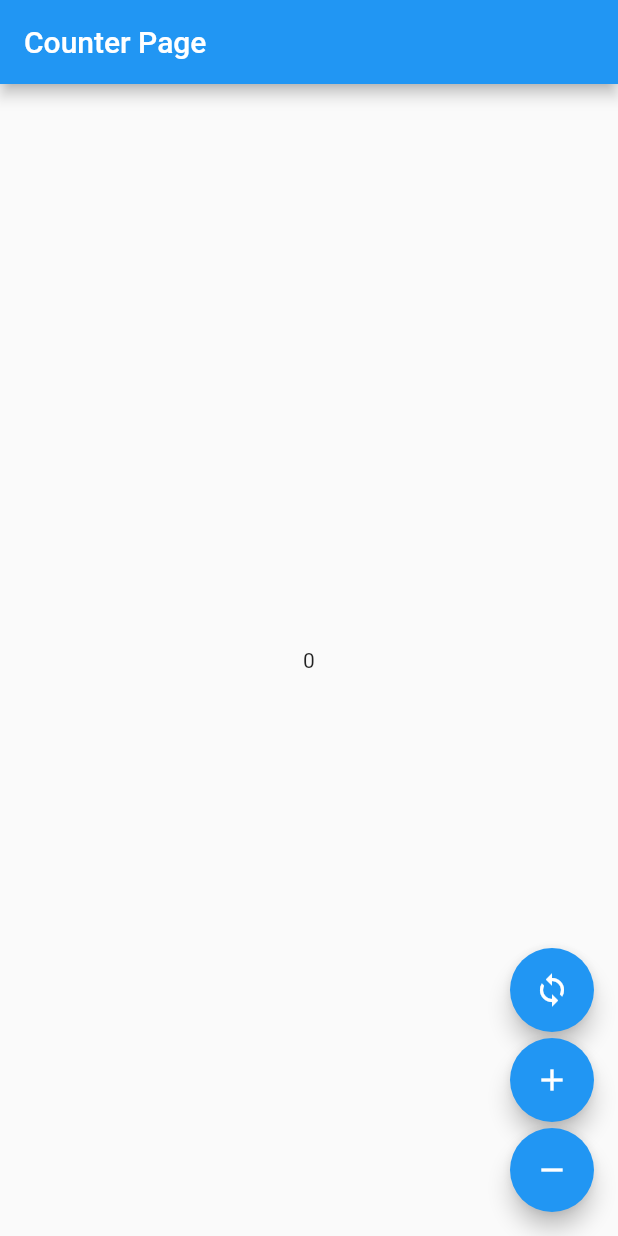
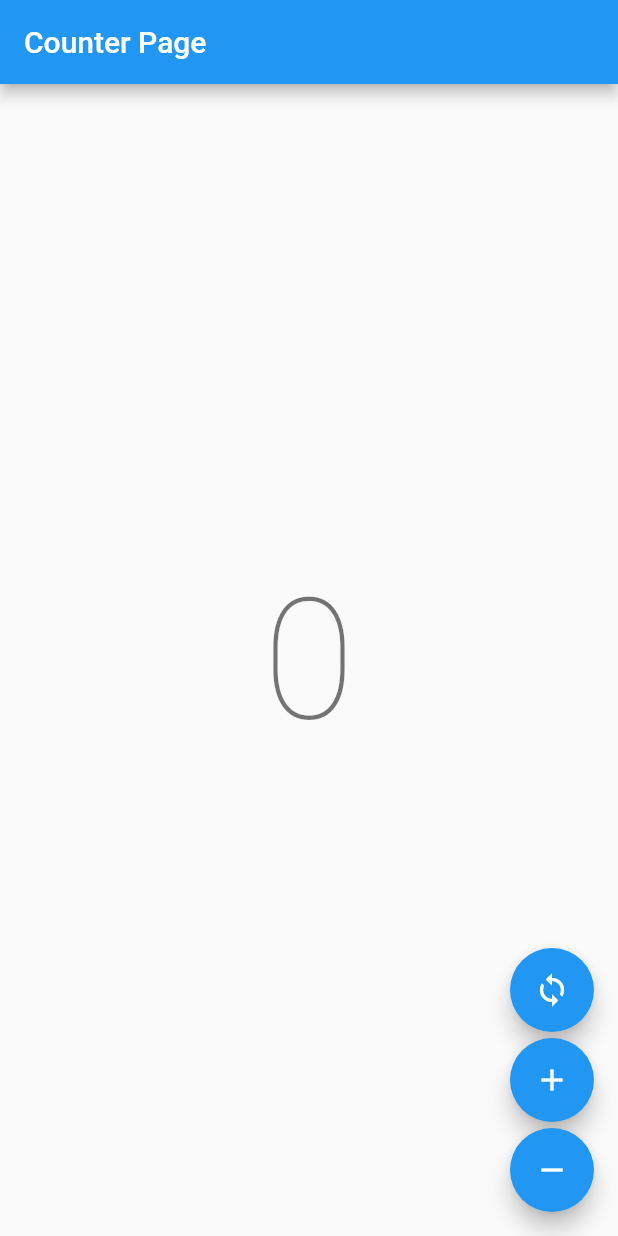
Before and after one commit to alexaniko88/atym_flutter_app, a Flutter app: the screen it shows after launch, on a phone screen of 412 x 824 dp. Run offline on Flutter 3.47's test engine with Material 2 defaults, Android fonts, the phone set to English and light mode, and no system bars; our stand-ins replace flutter_bloc.

Commit message:
Some style updates

```diff
--- a/lib/ui/pages/counter_page.dart
+++ b/lib/ui/pages/counter_page.dart
@@ -8,7 +8,12 @@ class CounterPage extends StatelessWidget {
     return Scaffold(
       appBar: AppBar(title: const Text('Counter Page')),
       body: BlocBuilder<CounterCubit, int>(
-        builder: (context, count) => Center(child: Text('$count')),
+        builder: (context, count) => Center(
+          child: Text(
+            '$count',
+            style: Theme.of(context).textTheme.headline1,
+          ),
+        ),
       ),
       floatingActionButton: Column(
         crossAxisAlignment: CrossAxisAlignment.end,
```
Also changed, not shown: analysis_options.yaml (+4 -8 lines), 4 other files.
